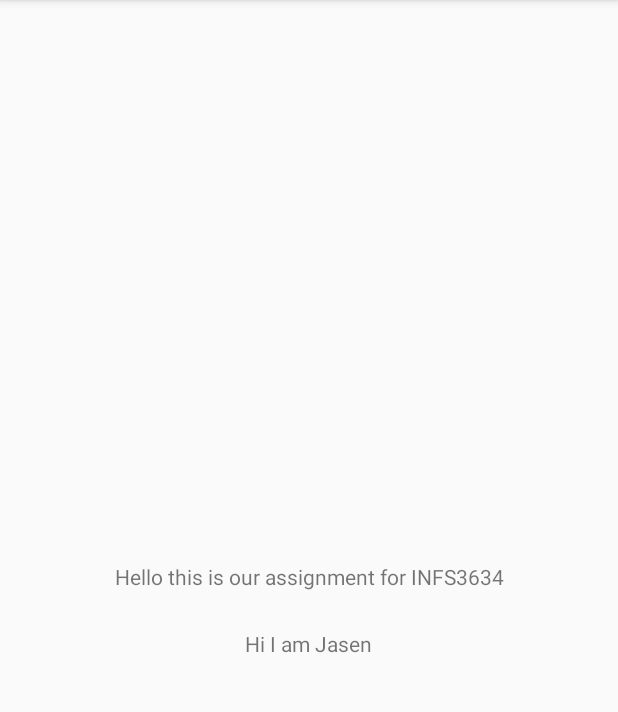
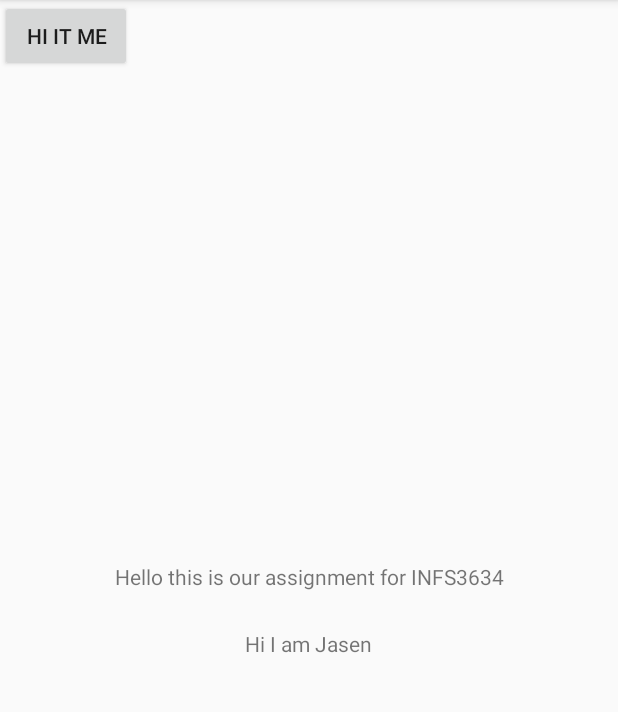
Before and after one commit to INFS3634-Elysian/INFS3634-Group-Assignment, an Android app: the screen it shows after launch (MainActivity), on a phone screen of 412 x 824 dp, the part 84-796 px from its top. Run offline under Robolectric (Android 15) with nearby library versions, the phone set to English and light mode, and no system bars.

Commit message:
this is cathy

```diff
--- a/app/src/main/res/layout/activity_main.xml
+++ b/app/src/main/res/layout/activity_main.xml
@@ -32,4 +32,12 @@
         app:layout_constraintStart_toStartOf="parent"
         app:layout_constraintTop_toBottomOf="@+id/textView2" />
 
+    <Button
+        android:id="@+id/button"
+        android:layout_width="wrap_content"
+        android:layout_height="wrap_content"
+        android:text="hi it me"
+        tools:layout_editor_absoluteX="159dp"
+        tools:layout_editor_absoluteY="605dp" />
+
 </androidx.constraintlayout.widget.ConstraintLayout>
```
